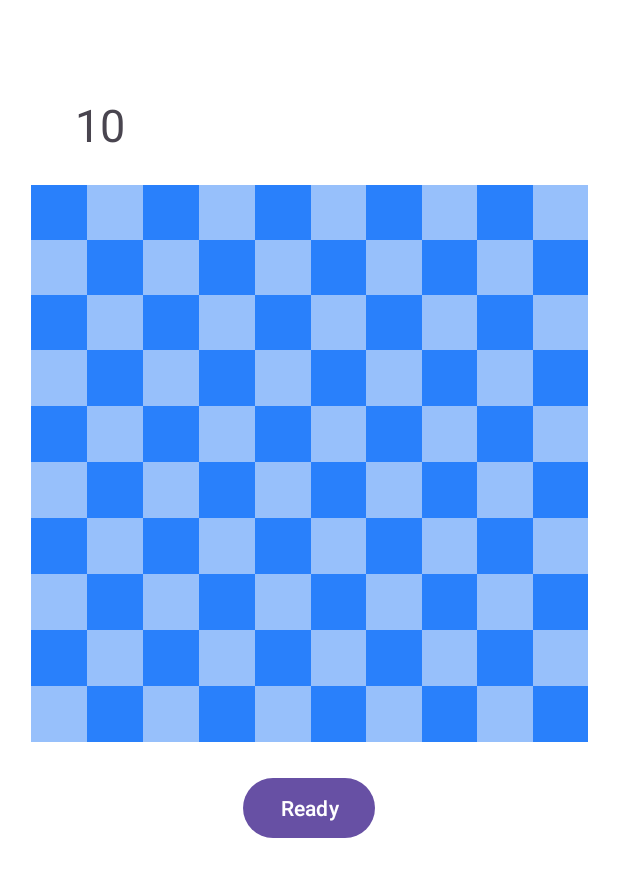
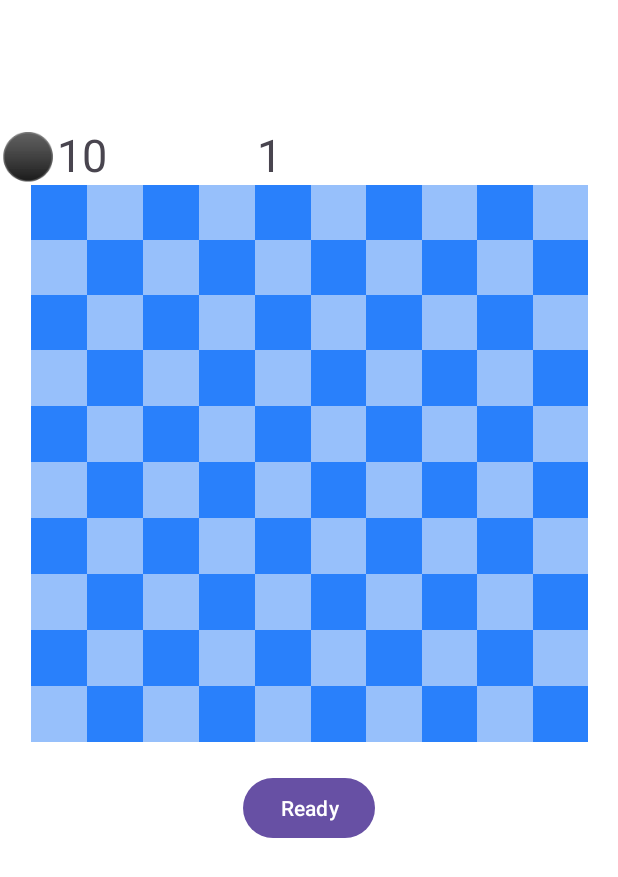
Before and after one commit to CS5520Summer2024Feinberg/final-project-finalproject-group11, an Android app: the BotDeployActivity screen opened directly, with no data from a screen before it, after a tap on "Ready", on a phone screen of 412 x 824 dp. Shown: the top 877 px of the screen. Run offline under Robolectric (Android 15) with nearby library versions, the phone set to English and light mode, and no system bars.

Commit message:
still working on it, delete some useless files

```diff
--- a/app/src/main/AndroidManifest.xml
+++ b/app/src/main/AndroidManifest.xml
@@ -22,9 +22,6 @@
             android:name=".BattleActivity"
             android:exported="false" />
         <activity
-            android:name=".dragDropDemo"
-            android:exported="false" />
-        <activity
             android:name=".DeployActivity"
             android:exported="false" />
         <activity
--- a/app/src/main/java/edu/northeastern/finalprojectgroup11/BotDeployActivity.java
+++ b/app/src/main/java/edu/northeastern/finalprojectgroup11/BotDeployActivity.java
@@ -3,6 +3,9 @@ package edu.northeastern.finalprojectgroup11;
 import android.content.Intent;
 import android.graphics.Color;
 import android.os.Bundle;
+import android.os.CountDownTimer;
+import android.os.Handler;
+import android.os.Looper;
 import android.view.Gravity;
 import android.view.View;
 import android.widget.Button;
@@ -16,6 +19,10 @@ import androidx.core.view.ViewCompat;
 import androidx.core.view.WindowInsetsCompat;
 import androidx.gridlayout.widget.GridLayout;
 
+import java.util.Random;
+import java.util.Timer;
+import java.util.TimerTask;
+
 
 // need add quit button, reset button, random place button, count down, UI: timer and mine icon, ready change color when hit link quit with back
 public class BotDeployActivity extends AppCompatActivity {
@@ -23,6 +30,12 @@ private GameBoard board;
 private GridLayout gridLayout;
 private int rows = 10;
 private int cols = 10;
+private Random random = new Random();
+private Handler handler; // used for delay
+
+private CountDownTimer countDownTimer;
+private TextView countdownTextView; // TextView to show the countdown
+
 
 private TextView mineLeftextView;
 
@@ -31,19 +44,55 @@ private TextView mineLeftextView;
         super.onCreate(savedInstanceState);
         setContentView(R.layout.activity_bot_deploy);
         mineLeftextView = findViewById(R.id.mineLeftTextView);
+        countdownTextView = findViewById(R.id.countdownTextView);
+        handler = new Handler(Looper.getMainLooper()); // for delay
+
+
+        // Initialize the countdown timer for 10 seconds
+        countDownTimer = new CountDownTimer(5000, 1000) {
+            public void onTick(long millisUntilFinished) {
+                // Update the countdown text each second
+                countdownTextView.setText("" + millisUntilFinished / 1000);
+            }
+
+            public void onFinish() {
+                // Randomly place mines on the current board
+                int minesToPlace = board.getMineToPlace();
+                while (minesToPlace > 0) {
+                    int row = random.nextInt(rows);
+                    int col = random.nextInt(cols);
+                    if (onCellClick(row, col) == 1) {
+                        minesToPlace--;
+                    } else {
+                        minesToPlace++;
+                    }
+                }
+                Toast.makeText(BotDeployActivity.this, "Time's up! Random move selected.", Toast.LENGTH_SHORT).show();
+                // Prevent user click after random select
+                setGridLayoutEnabled(false);
+
+                // Add delay
+                handler.postDelayed(new Runnable() {
+                    @Override
+                    public void run() {
+                        setGridLayoutEnabled(true); // reset to true
+                        onReadyClick();
+                    }
+                }, 1000);
+
+            }
+        };
+
+        // Start the countdown when the activity is created
+        countDownTimer.start();
+
 
         // Ready button to start game
         Button btnReady = findViewById(R.id.buttonReady);
         btnReady.setOnClickListener(new View.OnClickListener() {
             @Override
             public void onClick(View v) {
-                if (board.isDeployReady()) {
-                    Intent intent = new Intent(BotDeployActivity.this, BotBattleActivity.class);
-                    GameBoardManager.setGameBoard(board);
-                    startActivity(intent);
-                } else {
-                    Toast.makeText(BotDeployActivity.this, "Deploy all the mines before start.", Toast.LENGTH_SHORT).show();
-                }
+                onReadyClick();
             }
         });
 
@@ -89,7 +138,8 @@ private TextView mineLeftextView;
         }
     }
 
-    public void onCellClick(int row, int col) {
+    // 1 mine is placed, -1 mine is removed
+    public int onCellClick(int row, int col) {
         Button button = (Button) gridLayout.getChildAt(row * board.getCols() + col);
 
         if (!board.hasMine(row, col) && board.getMineToPlace() > 0) {
@@ -100,14 +150,34 @@ private TextView mineLeftextView;
             button.setGravity(Gravity.CENTER);
             button.setTextSize(20);
             button.setPadding(5, 5, 5, 5);
+            mineLeftextView.setText(String.valueOf(board.getMineToPlace()));
 
+            return 1;
 
         } else {
             board.removeMineDeploy(row,col);
+            button.setText(""); // Mark the mine
+            mineLeftextView.setText(String.valueOf(board.getMineToPlace()));
+            return -1;
+        }
+    }
 
-            button.setText(""); // Mark the mine
+    // Action when the ready button is clicked
+    public void onReadyClick() {
+        if (board.isDeployReady()) {
+            Intent intent = new Intent(BotDeployActivity.this, BotBattleActivity.class);
+            GameBoardManager.setGameBoard(board);
+            startActivity(intent);
+        } else {
+            Toast.makeText(BotDeployActivity.this, "Deploy all the mines before start.", Toast.LENGTH_SHORT).show();
         }
+    }
 
-        mineLeftextView.setText(String.valueOf(board.getMineToPlace()));
+    private void setGridLayoutEnabled(boolean enabled) {
+        for (int i = 0; i < gridLayout.getChildCount(); i++) {
+            View child = gridLayout.getChildAt(i);
+            child.setEnabled(enabled);
+        }
     }
+
 }
--- a/app/src/main/java/edu/northeastern/finalprojectgroup11/BotPlayer.java
+++ b/app/src/main/java/edu/northeastern/finalprojectgroup11/BotPlayer.java
@@ -33,8 +33,8 @@ public class BotPlayer {
     }
 
     private void placeMines() {
-        // Randomly place mines on the bot's board, for example:
-        int minesToPlace = 10; // Example: Place 10 mines
+        // Randomly place mines on the bot's board
+        int minesToPlace = 10;
         while (minesToPlace > 0) {
             int row = random.nextInt(boardRows);
             int col = random.nextInt(boardCols);
--- a/app/src/main/res/layout/activity_bot_deploy.xml
+++ b/app/src/main/res/layout/activity_bot_deploy.xml
@@ -50,15 +50,34 @@
         app:layout_constraintTop_toBottomOf="@id/guideline_bottom" />
 
     <TextView
+        android:id="@+id/mineIcon"
+        android:layout_width="wrap_content"
+        android:layout_height="wrap_content"
+        android:text="\u26AB"
+        android:textSize="30sp"
+        app:layout_constraintBottom_toTopOf="@id/guideline_top"
+        app:layout_constraintStart_toStartOf="parent" />
+
+    <TextView
         android:id="@+id/mineLeftTextView"
         android:layout_width="wrap_content"
         android:layout_height="wrap_content"
         android:text="10"
         android:textSize="30sp"
         app:layout_constraintBottom_toTopOf="@id/guideline_top"
-        app:layout_constraintStart_toStartOf="parent"
-        android:layout_marginStart="50dp"
-        android:layout_marginBottom="20dp" />
+        app:layout_constraintStart_toEndOf="@+id/mineIcon" />
+
+    <TextView
+        android:id="@+id/countdownTextView"
+        android:layout_width="wrap_content"
+        android:layout_height="wrap_content"
+        android:text="10"
+        android:textSize="30sp"
+        app:layout_constraintBottom_toTopOf="@id/guideline_top"
+        android:layout_marginLeft="100dp"
+        app:layout_constraintStart_toEndOf="@+id/mineLeftTextView" />
+
+
 
 
 </androidx.constraintlayout.widget.ConstraintLayout>
```
Also changed, not shown: app/src/main/java/edu/northeastern/finalprojectgroup11/dragDropDemo.java (deleted, +0 -80 lines), app/src/main/res/layout/activity_drag_drop_demo.xml (deleted, +0 -78 lines).
